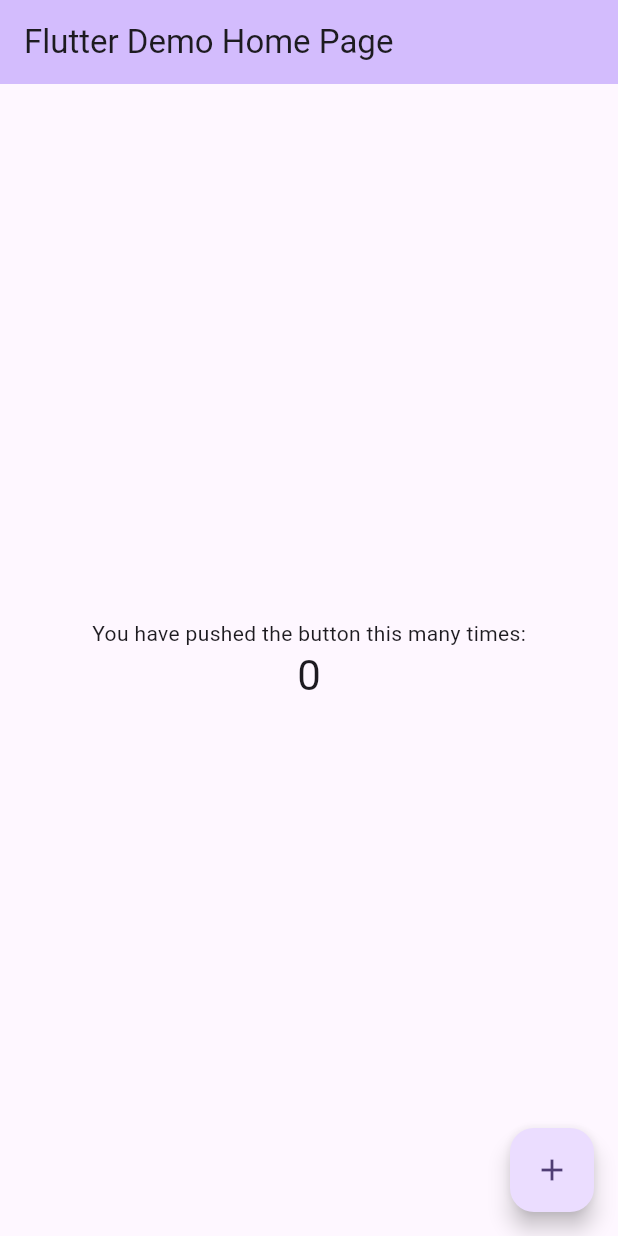
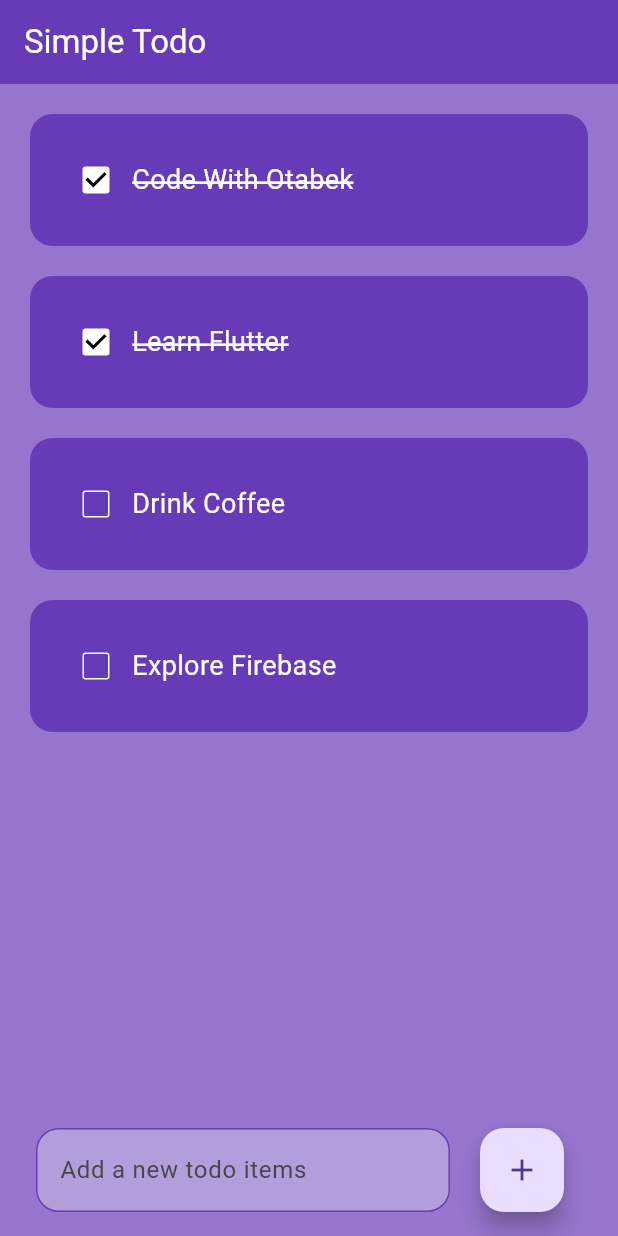
Before and after one commit to Gaitan19/flutterClass, a Flutter app: the screen it shows after launch, on a phone screen of 412 x 824 dp. Run offline on Flutter 3.47's test engine with Material 3 defaults, Android fonts, the light colour scheme and no system bars; drawn by our look-alikes of flutter_slidable.

Commit message:
feat: Add flutter_slidable package for sliding actions in TodoList widget

```diff
--- a/flutterProyects/todo_list/lib/main.dart
+++ b/flutterProyects/todo_list/lib/main.dart
@@ -1,4 +1,5 @@
 import 'package:flutter/material.dart';
+import 'package:todo_list/pages/home_page.dart';
 
 void main() {
   runApp(const MyApp());
@@ -7,119 +8,11 @@
 class MyApp extends StatelessWidget {
   const MyApp({super.key});
 
-  // This widget is the root of your application.
   @override
   Widget build(BuildContext context) {
     return MaterialApp(
-      title: 'Flutter Demo',
-      theme: ThemeData(
-        // This is the theme of your application.
-        //
-        // TRY THIS: Try running your application with "flutter run". You'll see
-        // the application has a purple toolbar. Then, without quitting the app,
-        // try changing the seedColor in the colorScheme below to Colors.green
-        // and then invoke "hot reload" (save your changes or press the "hot
-        // reload" button in a Flutter-supported IDE, or press "r" if you used
-        // the command line to start the app).
-        //
-        // Notice that the counter didn't reset back to zero; the application
-        // state is not lost during the reload. To reset the state, use hot
-        // restart instead.
-        //
-        // This works for code too, not just values: Most code changes can be
-        // tested with just a hot reload.
-        colorScheme: ColorScheme.fromSeed(seedColor: Colors.deepPurple),
-        useMaterial3: true,
-      ),
-      home: const MyHomePage(title: 'Flutter Demo Home Page'),
+      debugShowCheckedModeBanner: false,
+      home: HomePage(),
     );
   }
 }
-
-class MyHomePage extends StatefulWidget {
-  const MyHomePage({super.key, required this.title});
-
-  // This widget is the home page of your application. It is stateful, meaning
-  // that it has a State object (defined below) that contains fields that affect
-  // how it looks.
-
-  // This class is the configuration for the state. It holds the values (in this
-  // case the title) provided by the parent (in this case the App widget) and
-  // used by the build method of the State. Fields in a Widget subclass are
-  // always marked "final".
-
-  final String title;
-
-  @override
-  State<MyHomePage> createState() => _MyHomePageState();
-}
-
-class _MyHomePageState extends State<MyHomePage> {
-  int _counter = 0;
-
-  void _incrementCounter() {
-    setState(() {
-      // This call to setState tells the Flutter framework that something has
-      // changed in this State, which causes it to rerun the build method below
-      // so that the display can reflect the updated values. If we changed
-      // _counter without calling setState(), then the build method would not be
-      // called again, and so nothing would appear to happen.
-      _counter++;
-    });
-  }
-
-  @override
-  Widget build(BuildContext context) {
-    // This method is rerun every time setState is called, for instance as done
-    // by the _incrementCounter method above.
-    //
-    // The Flutter framework has been optimized to make rerunning build methods
-    // fast, so that you can just rebuild anything that needs updating rather
-    // than having to individually change instances of widgets.
-    return Scaffold(
-      appBar: AppBar(
-        // TRY THIS: Try changing the color here to a specific color (to
-        // Colors.amber, perhaps?) and trigger a hot reload to see the AppBar
-        // change color while the other colors stay the same.
-        backgroundColor: Theme.of(context).colorScheme.inversePrimary,
-        // Here we take the value from the MyHomePage object that was created by
-        // the App.build method, and use it to set our appbar title.
-        title: Text(widget.title),
-      ),
-      body: Center(
-        // Center is a layout widget. It takes a single child and positions it
-        // in the middle of the parent.
-        child: Column(
-          // Column is also a layout widget. It takes a list of children and
-          // arranges them vertically. By default, it sizes itself to fit its
-          // children horizontally, and tries to be as tall as its parent.
-          //
-          // Column has various properties to control how it sizes itself and
-          // how it positions its children. Here we use mainAxisAlignment to
-          // center the children vertically; the main axis here is the vertical
-          // axis because Columns are vertical (the cross axis would be
-          // horizontal).
-          //
-          // TRY THIS: Invoke "debug painting" (choose the "Toggle Debug Paint"
-          // action in the IDE, or press "p" in the console), to see the
-          // wireframe for each widget.
-          mainAxisAlignment: MainAxisAlignment.center,
-          children: <Widget>[
-            const Text(
-              'You have pushed the button this many times:',
-            ),
-            Text(
-              '$_counter',
-              style: Theme.of(context).textTheme.headlineMedium,
-            ),
-          ],
-        ),
-      ),
-      floatingActionButton: FloatingActionButton(
-        onPressed: _incrementCounter,
-        tooltip: 'Increment',
-        child: const Icon(Icons.add),
-      ), // This trailing comma makes auto-formatting nicer for build methods.
-    );
-  }
-}
--- /dev/null
+++ b/flutterProyects/todo_list/lib/pages/home_page.dart
@@ -0,0 +1,101 @@
+import 'package:flutter/material.dart';
+import 'package:todo_list/utils/todo_list.dart';
+
+class HomePage extends StatefulWidget {
+  const HomePage({super.key});
+
+  @override
+  State<HomePage> createState() => _HomePageState();
+}
+
+class _HomePageState extends State<HomePage> {
+  final _controller = TextEditingController();
+  List toDoList = [
+    ['Code With Otabek', true],
+    ['Learn Flutter', true],
+    ['Drink Coffee', false],
+    ['Explore Firebase', false],
+  ];
+
+  void checkBoxChanged(int index) {
+    setState(() {
+      toDoList[index][1] = !toDoList[index][1];
+    });
+  }
+
+  void saveNewTask() {
+    setState(() {
+      toDoList.add([_controller.text, false]);
+      _controller.clear();
+    });
+  }
+
+  void deleteTask(int index) {
+    setState(() {
+      toDoList.removeAt(index);
+    });
+  }
+
+  @override
+  Widget build(BuildContext context) {
+    return Scaffold(
+      backgroundColor: Colors.deepPurple.shade300,
+      appBar: AppBar(
+        title: const Text(
+          'Simple Todo',
+        ),
+        backgroundColor: Colors.deepPurple,
+        foregroundColor: Colors.white,
+      ),
+      body: ListView.builder(
+        itemCount: toDoList.length,
+        itemBuilder: (BuildContext context, index) {
+          return TodoList(
+            taskName: toDoList[index][0],
+            taskCompleted: toDoList[index][1],
+            onChanged: (value) => checkBoxChanged(index),
+            deleteFunction: (contex) => deleteTask(index),
+          );
+        },
+      ),
+      floatingActionButton: Padding(
+        padding: const EdgeInsets.symmetric(horizontal: 20),
+        child: Row(
+          children: [
+            Expanded(
+              child: Padding(
+                padding: const EdgeInsets.symmetric(
+                  horizontal: 20,
+                ),
+                child: TextField(
+                  controller: _controller,
+                  decoration: InputDecoration(
+                    hintText: 'Add a new todo items',
+                    filled: true,
+                    fillColor: Colors.deepPurple.shade200,
+                    enabledBorder: OutlineInputBorder(
+                      borderSide: const BorderSide(
+                        color: Colors.deepPurple,
+                      ),
+                      borderRadius: BorderRadius.circular(15),
+                    ),
+                    focusedBorder: OutlineInputBorder(
+                      borderSide: const BorderSide(
+                        color: Colors.deepPurple,
+                      ),
+                      borderRadius: BorderRadius.circular(15),
+                    ),
+                  ),
+                ),
+              ),
+            ),
+            FloatingActionButton(
+              onPressed: saveNewTask,
+              child: const Icon(Icons.add),
+            ),
+          ],
+        ),
+      ),
+    );
+  }
+}
--- /dev/null
+++ b/flutterProyects/todo_list/lib/utils/todo_list.dart
@@ -0,0 +1,73 @@
+import 'package:flutter/material.dart';
+import 'package:flutter_slidable/flutter_slidable.dart';
+
+class TodoList extends StatelessWidget {
+  const TodoList({
+    super.key,
+    required this.taskName,
+    required this.taskCompleted,
+    required this.onChanged,
+    required this.deleteFunction,
+  });
+
+  final String taskName;
+  final bool taskCompleted;
+  final Function(bool?)? onChanged;
+  final Function(BuildContext)? deleteFunction;
+
+  @override
+  Widget build(BuildContext context) {
+    return Padding(
+      padding: const EdgeInsets.only(
+        top: 20,
+        left: 20,
+        right: 20,
+        bottom: 0,
+      ),
+      child: Slidable(
+        endActionPane: ActionPane(
+          motion: const StretchMotion(),
+          children: [
+            SlidableAction(
+              onPressed: deleteFunction,
+              icon: Icons.delete,
+              borderRadius: BorderRadius.circular(15),
+            ),
+          ],
+        ),
+        child: Container(
+          padding: const EdgeInsets.all(20),
+          decoration: BoxDecoration(
+            color: Colors.deepPurple,
+            borderRadius: BorderRadius.circular(15),
+          ),
+          child: Row(
+            children: [
+              Checkbox(
+                value: taskCompleted,
+                onChanged: onChanged,
+                checkColor: Colors.black,
+                activeColor: Colors.white,
+                side: const BorderSide(
+                  color: Colors.white,
+                ),
+              ),
+              Text(
+                taskName,
+                style: TextStyle(
+                  color: Colors.white,
+                  fontSize: 18,
+                  decoration: taskCompleted
+                      ? TextDecoration.lineThrough
+                      : TextDecoration.none,
+                  decorationColor: Colors.white,
+                  decorationThickness: 2,
+                ),
+              ),
+            ],
+          ),
+        ),
+      ),
+    );
+  }
+}
--- a/flutterProyects/todo_list/pubspec.yaml
+++ b/flutterProyects/todo_list/pubspec.yaml
@@ -1,5 +1,5 @@
 name: todo_list
-description: "A new Flutter project."
+description: 'A new Flutter project.'
 # The following line prevents the package from being accidentally published to
 # pub.dev using `flutter pub publish`. This is preferred for private packages.
 publish_to: 'none' # Remove this line if you wish to publish to pub.dev
@@ -31,10 +31,10 @@ dependencies:
   flutter:
     sdk: flutter
 
-
   # The following adds the Cupertino Icons font to your application.
   # Use with the CupertinoIcons class for iOS style icons.
   cupertino_icons: ^1.0.6
+  flutter_slidable: ^3.1.0
 
 dev_dependencies:
   flutter_test:
@@ -52,7 +52,6 @@ dev_dependencies:
 
 # The following section is specific to Flutter packages.
 flutter:
-
   # The following line ensures that the Material Icons font is
   # included with your application, so that you can use the icons in
   # the material Icons class.
```
Also changed, not shown: flutterProyects/todo_list/pubspec.lock.
